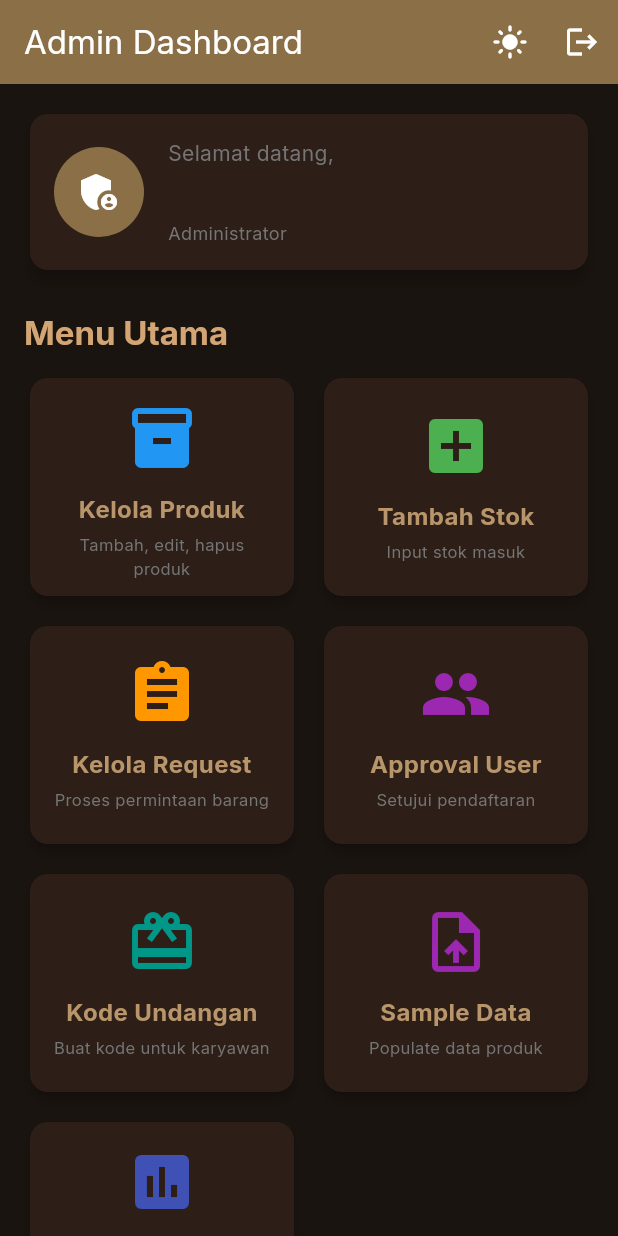
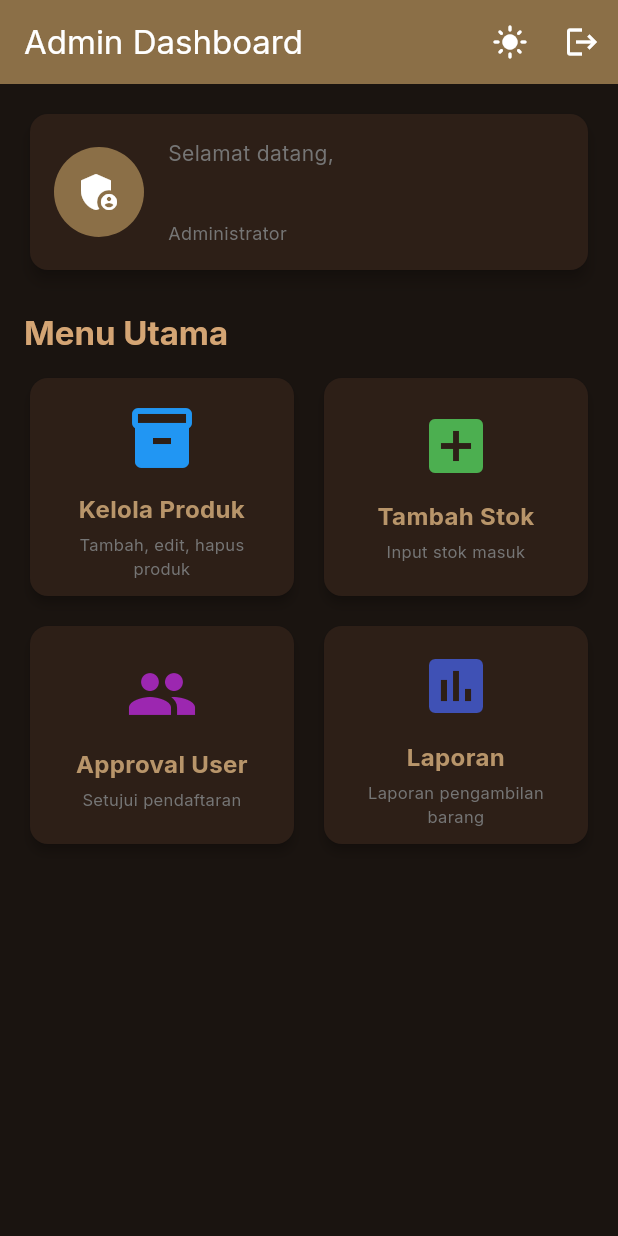
Before and after one commit to AndikaBN/cafe_well_doco, a Flutter app: the AdminHomePage screen opened directly, on a phone screen of 412 x 824 dp. Run offline on Flutter 3.47's test engine with Material 3 defaults, Android fonts, the light colour scheme and no system bars; our stand-ins replace cloud_firestore, firebase_auth, firebase_core, google_fonts, pdf, printing and 1 more; accounts and stored records are empty.

Commit message:
feat: Comment out menu card components for request management and sample data

```diff
--- a/lib/pages/admin_home_page.dart
+++ b/lib/pages/admin_home_page.dart
@@ -201,21 +201,21 @@ class _AdminHomePageState extends State<AdminHomePage> {
                       );
                     },
                   ),
-                  _buildMenuCard(
-                    context,
-                    icon: Icons.assignment,
-                    title: 'Kelola Request',
-                    subtitle: 'Proses permintaan barang',
-                    color: Colors.orange,
-                    onTap: () {
-                      Navigator.push(
-                        context,
-                        MaterialPageRoute(
-                          builder: (_) => const RequestsManagementPage(),
-                        ),
-                      );
-                    },
-                  ),
+                  // _buildMenuCard(
+                  //   context,
+                  //   icon: Icons.assignment,
+                  //   title: 'Kelola Request',
+                  //   subtitle: 'Proses permintaan barang',
+                  //   color: Colors.orange,
+                  //   onTap: () {
+                  //     Navigator.push(
+                  //       context,
+                  //       MaterialPageRoute(
+                  //         builder: (_) => const RequestsManagementPage(),
+                  //       ),
+                  //     );
+                  //   },
+                  // ),
                   _buildMenuCard(
                     context,
                     icon: Icons.people,
@@ -231,34 +231,34 @@ class _AdminHomePageState extends State<AdminHomePage> {
                       );
                     },
                   ),
-                  _buildMenuCard(
-                    context,
-                    icon: Icons.card_giftcard,
-                    title: 'Kode Undangan',
-                    subtitle: 'Buat kode untuk karyawan',
-                    color: Colors.teal,
-                    onTap: () {
-                      Navigator.push(
-                        context,
-                        MaterialPageRoute(builder: (_) => const InvitesPage()),
-                      );
-                    },
-                  ),
-                  _buildMenuCard(
-                    context,
-                    icon: Icons.upload_file,
-                    title: 'Sample Data',
-                    subtitle: 'Populate data produk',
-                    color: Colors.purple,
-                    onTap: () {
-                      Navigator.push(
-                        context,
-                        MaterialPageRoute(
-                          builder: (_) => const SampleDataSeederPage(),
-                        ),
-                      );
-                    },
-                  ),
+                  // _buildMenuCard(
+                  //   context,
+                  //   icon: Icons.card_giftcard,
+                  //   title: 'Kode Undangan',
+                  //   subtitle: 'Buat kode untuk karyawan',
+                  //   color: Colors.teal,
+                  //   onTap: () {
+                  //     Navigator.push(
+                  //       context,
+                  //       MaterialPageRoute(builder: (_) => const InvitesPage()),
+                  //     );
+                  //   },
+                  // ),
+                  // _buildMenuCard(
+                  //   context,
+                  //   icon: Icons.upload_file,
+                  //   title: 'Sample Data',
+                  //   subtitle: 'Populate data produk',
+                  //   color: Colors.purple,
+                  //   onTap: () {
+                  //     Navigator.push(
+                  //       context,
+                  //       MaterialPageRoute(
+                  //         builder: (_) => const SampleDataSeederPage(),
+                  //       ),
+                  //     );
+                  //   },
+                  // ),
                   _buildMenuCard(
                     context,
                     icon: Icons.assessment,
```
